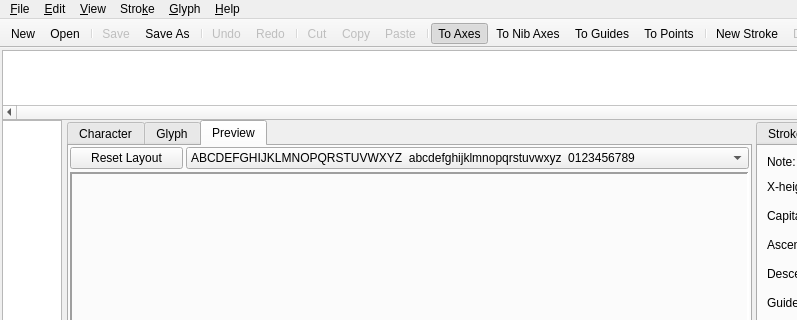
Qt form pytalic2.ui (dsizzle/pytalic2) before a commit; both pictures show x 0 to 797 and y 0 to 320 of the 1024 by 768 pixel window.
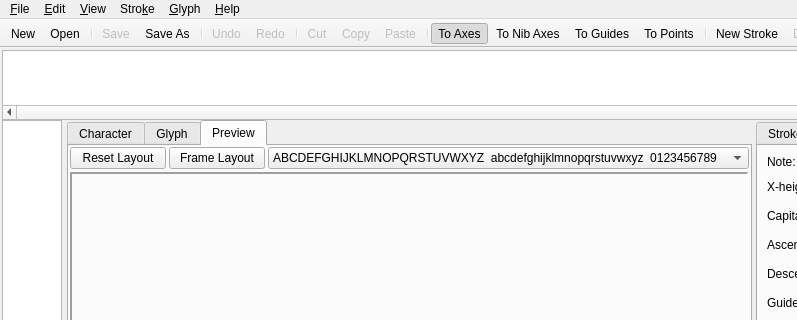
The same form after that commit. The open tabs and pages were chosen to show the change. Icons and pictures are not drawn. Custom widgets are drawn as their Qt base class.

Commit message: first cut at framing layouts.  not quite there.

What changed in the file:
```diff
--- a/pytalic2.ui
+++ b/pytalic2.ui
@@ -282,6 +282,19 @@
                  </property>
                 </widget>
                </item>
+               <item>
+                <widget class="QPushButton" name="frame_layout_button">
+                 <property name="sizePolicy">
+                  <sizepolicy hsizetype="Minimum" vsizetype="Fixed">
+                   <horstretch>1</horstretch>
+                   <verstretch>0</verstretch>
+                  </sizepolicy>
+                 </property>
+                 <property name="text">
+                  <string>Frame Layout</string>
+                 </property>
+                </widget>
+               </item>
                <item>
                 <widget class="QComboBox" name="layout_combo">
                  <property name="sizePolicy">
```
The commit also changes 4 other files.
